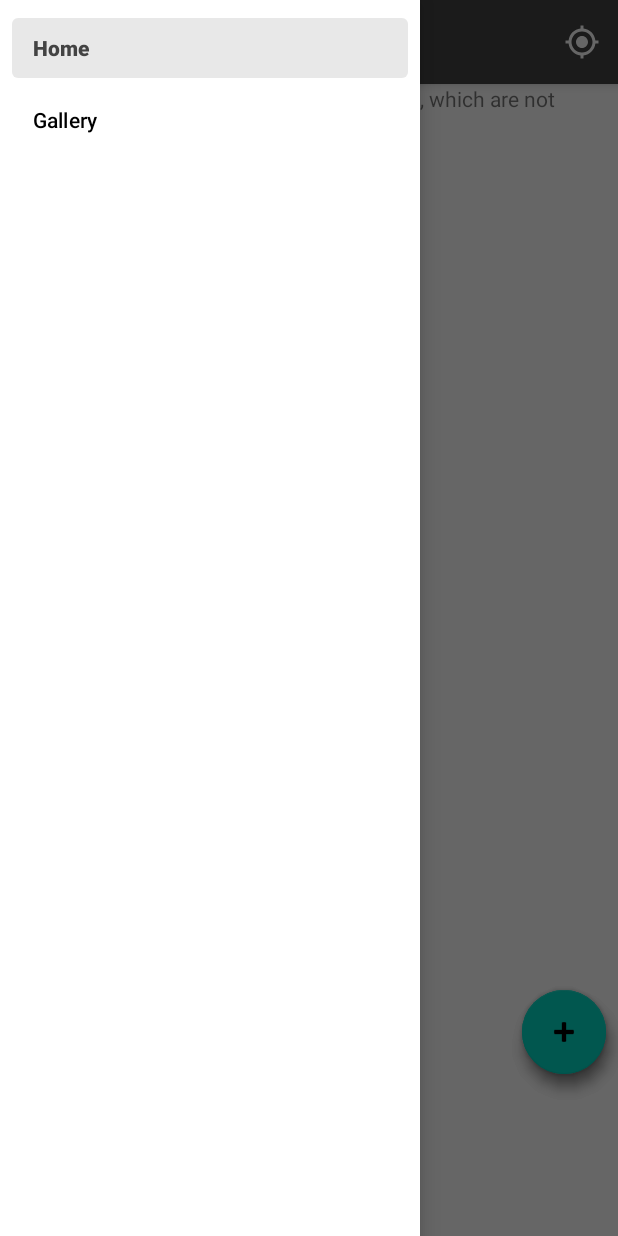
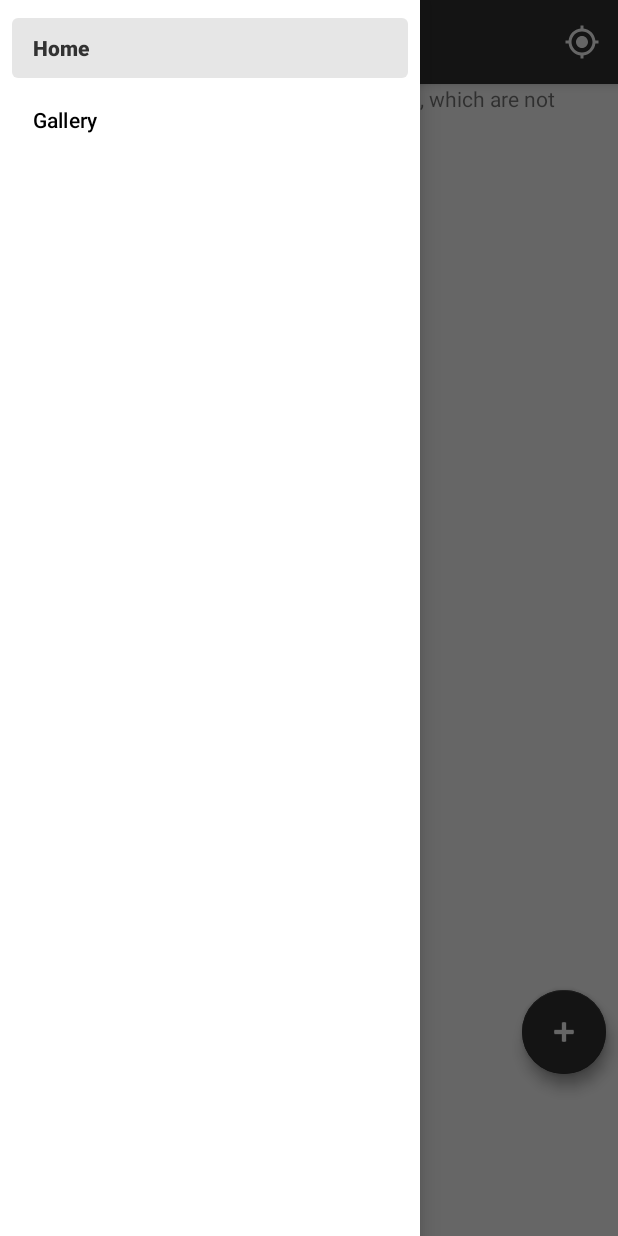
Before and after one commit to nskola/Kartta, an Android app: the screen it shows after launch (MapsActivity), with the side drawer open, on a phone screen of 412 x 824 dp. Run offline under Robolectric (Android 15) with nearby library versions, the phone set to English and light mode, and no system bars; our stand-ins replace Dagger/Hilt's generated code, Room's generated code, navigation-ui.

Commit message:
new style

```diff
--- a/app/src/main/java/fi/neskola/kartta/ui/fragments/KarttaFragment.java
+++ b/app/src/main/java/fi/neskola/kartta/ui/fragments/KarttaFragment.java
@@ -68,7 +68,6 @@ public class KarttaFragment extends Fragment {
     Button bottomSheetSaveButton;
     Button bottomSheetCancelButton;
     ExtendedFloatingActionButton markPointButton;
-    ExtendedFloatingActionButton drawRouteButton;
     FloatingActionButton mainFAB;
 
     private boolean isFABOpen = false;
@@ -107,11 +106,9 @@ public class KarttaFragment extends Fragment {
         bottomSheetTextViewLongitude = view.findViewById(R.id.longitude_value);
         mainFAB =  view.findViewById(R.id.fab);
         markPointButton = view.findViewById(R.id.sub_fab1);
-        drawRouteButton =  view.findViewById(R.id.sub_fab2);
 
         //Start shrinked
         markPointButton.setExtended(false);
-        drawRouteButton.setExtended(false);
 
         mainFAB.setOnClickListener( (v) -> {
             if (!isFABOpen) {
@@ -260,29 +257,23 @@ public class KarttaFragment extends Fragment {
     public void hideFABs(){
         mainFAB.setVisibility(View.GONE);
         markPointButton.setVisibility(View.GONE);
-        drawRouteButton.setVisibility(View.GONE);
     }
 
     public void showFABs(){
         mainFAB.setVisibility(View.VISIBLE);
         markPointButton.setVisibility(View.VISIBLE);
-        drawRouteButton.setVisibility(View.VISIBLE);
     }
 
     private void showFABMenu(){
         isFABOpen=true;
         markPointButton.extend();
-        drawRouteButton.extend();
         markPointButton.animate().translationY(-getResources().getDimension(R.dimen.standard_55));
-        drawRouteButton.animate().translationY(-getResources().getDimension(R.dimen.standard_105));
     }
 
     private void closeFABMenu(){
         isFABOpen=false;
-        drawRouteButton.shrink();
         markPointButton.shrink();
         markPointButton.animate().translationY(0);
-        drawRouteButton.animate().translationY(0);
     }
 
     private void closeBottomSheet(){
--- a/app/src/main/res/layout/fragment_maps.xml
+++ b/app/src/main/res/layout/fragment_maps.xml
@@ -42,7 +42,7 @@
 
     <include layout="@layout/bottom_sheet_layout"/>
 
-    <com.google.android.material.floatingactionbutton.ExtendedFloatingActionButton
+    <!--<com.google.android.material.floatingactionbutton.ExtendedFloatingActionButton
         android:id="@+id/sub_fab2"
         android:text="Draw route"
         android:layout_width="wrap_content"
@@ -50,7 +50,7 @@
         android:layout_margin="8dp"
         android:layout_gravity="bottom|end"
         app:layout_anchor="@+id/fab"
-        app:icon="@android:drawable/ic_dialog_map" />
+        app:icon="@android:drawable/ic_dialog_map" /> -->
 
     <com.google.android.material.floatingactionbutton.ExtendedFloatingActionButton
         android:id="@+id/sub_fab1"
@@ -60,6 +60,10 @@
         android:layout_height="wrap_content"
         android:layout_gravity="bottom|end"
         app:layout_anchor="@+id/fab"
+        app:backgroundTint="@color/colorPrimary"
+        app:tint="@color/colorAccent"
+        android:textColor="@color/colorAccent"
+        app:iconTint="@color/colorAccent"
         android:layout_margin="8dp" />
 
     <com.google.android.material.floatingactionbutton.FloatingActionButton
@@ -70,6 +74,8 @@
         android:layout_margin="8dp"
         app:layout_anchor="@+id/bottom_sheet"
         app:layout_anchorGravity="top|end"
+        app:backgroundTint="@color/colorPrimary"
+        app:tint="@color/colorAccent"
         app:srcCompat="@android:drawable/ic_input_add" />
 
 </androidx.coordinatorlayout.widget.CoordinatorLayout>
--- a/app/src/main/res/values/colors.xml
+++ b/app/src/main/res/values/colors.xml
@@ -1,6 +1,6 @@
 <?xml version="1.0" encoding="utf-8"?>
 <resources>
-    <color name="colorPrimary">#6200EE</color>
-    <color name="colorPrimaryDark">#3700B3</color>
-    <color name="colorAccent">#03DAC5</color>
+    <color name="colorPrimary">#323232</color>
+    <color name="colorPrimaryDark">#232323</color>
+    <color name="colorAccent">#FFFFFF</color>
 </resources>
--- a/app/src/main/res/values/styles.xml
+++ b/app/src/main/res/values/styles.xml
@@ -2,9 +2,9 @@
     <!-- Base application theme. -->
     <style name="AppTheme" parent="Theme.MaterialComponents.Light.DarkActionBar">
         <!-- Customize your theme here. -->
-        <item name="colorPrimary">#434343</item>
-        <item name="colorPrimaryDark">#000000</item>
-        <item name="colorAccent">#000000</item>
+        <item name="colorPrimary">@color/colorPrimary</item>
+        <item name="colorPrimaryDark">@color/colorPrimaryDark</item>
+        <item name="colorAccent">@color/colorAccent</item>
     </style>
 
     <style name="AppTheme.NoActionBar">
```
